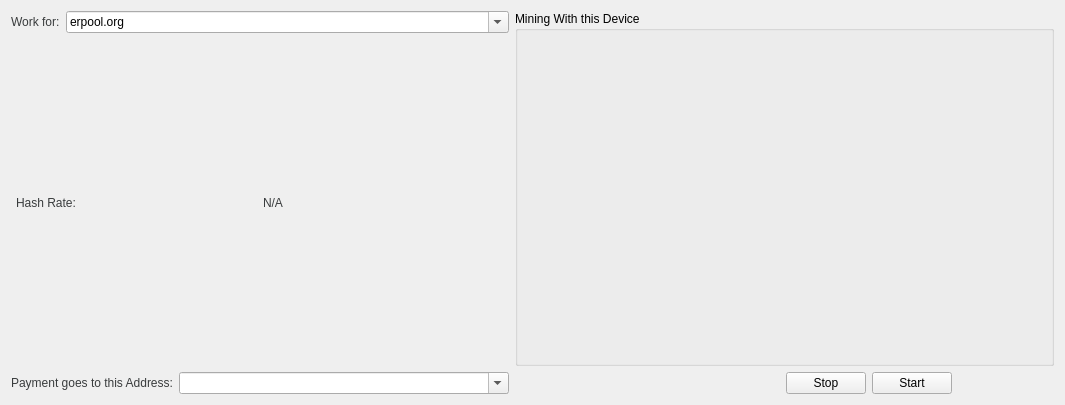
The window that src/qt/forms/miner.ui (ecoinchain/ecoin) describes before a commit, drawn with Qt 5.
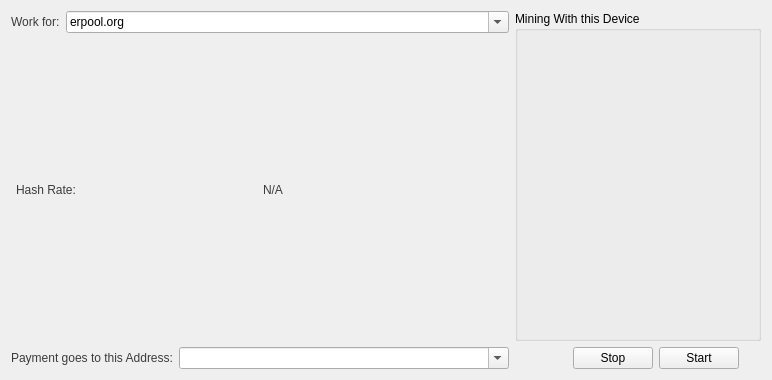
The same window after the commit. Custom widgets are drawn as their Qt base class.

Commit message: update windows title

Diff of the .ui file:
```diff
--- a/src/qt/forms/miner.ui
+++ b/src/qt/forms/miner.ui
@@ -2,14 +2,6 @@
 <ui version="4.0">
  <class>MinerSetup</class>
  <widget class="QWidget" name="MinerSetup">
-  <property name="geometry">
-   <rect>
-    <x>0</x>
-    <y>0</y>
-    <width>1065</width>
-    <height>405</height>
-   </rect>
-  </property>
   <property name="windowTitle">
    <string>YeeMiner</string>
   </property>
```
Left out of the diff: 2 changed lines with no effect on the pictures. The commit also changes 1 other file.
